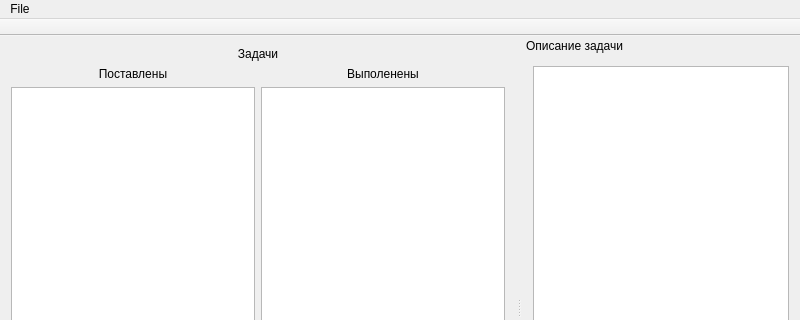
Qt form app/LightTaskManager/views/mainwindow.ui (moevm/gui-1h2018-06) before a commit; both pictures show x 0 to 800 and y 0 to 320 of the 800 by 600 pixel window.
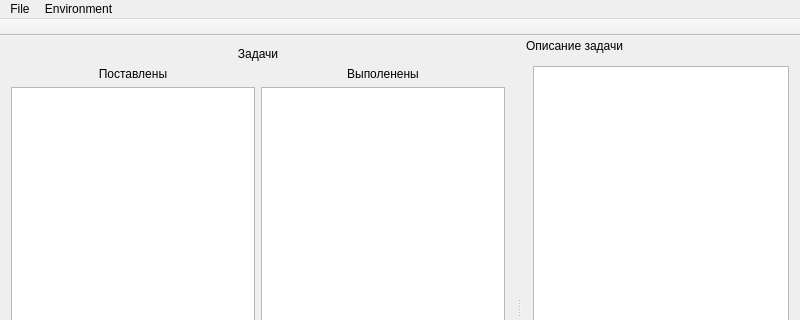
The same form after that commit. Icons and pictures are not drawn. Custom widgets are drawn as their Qt base class.

Commit message: Добавлено действие для перехода в окно настроек

```diff
--- a/app/LightTaskManager/views/mainwindow.ui
+++ b/app/LightTaskManager/views/mainwindow.ui
@@ -183,7 +183,14 @@
     <addaction name="actionAddTask"/>
     <addaction name="actionDeleteTask"/>
    </widget>
+   <widget class="QMenu" name="menuEnvironment">
+    <property name="title">
+     <string>Environment</string>
+    </property>
+    <addaction name="actionSettings"/>
+   </widget>
    <addaction name="menu"/>
+   <addaction name="menuEnvironment"/>
   </widget>
   <widget class="QToolBar" name="mainToolBar">
    <property name="movable">
```
Left out of the diff: 9 changed lines with no effect on the pictures. The commit also changes 3 other files.
